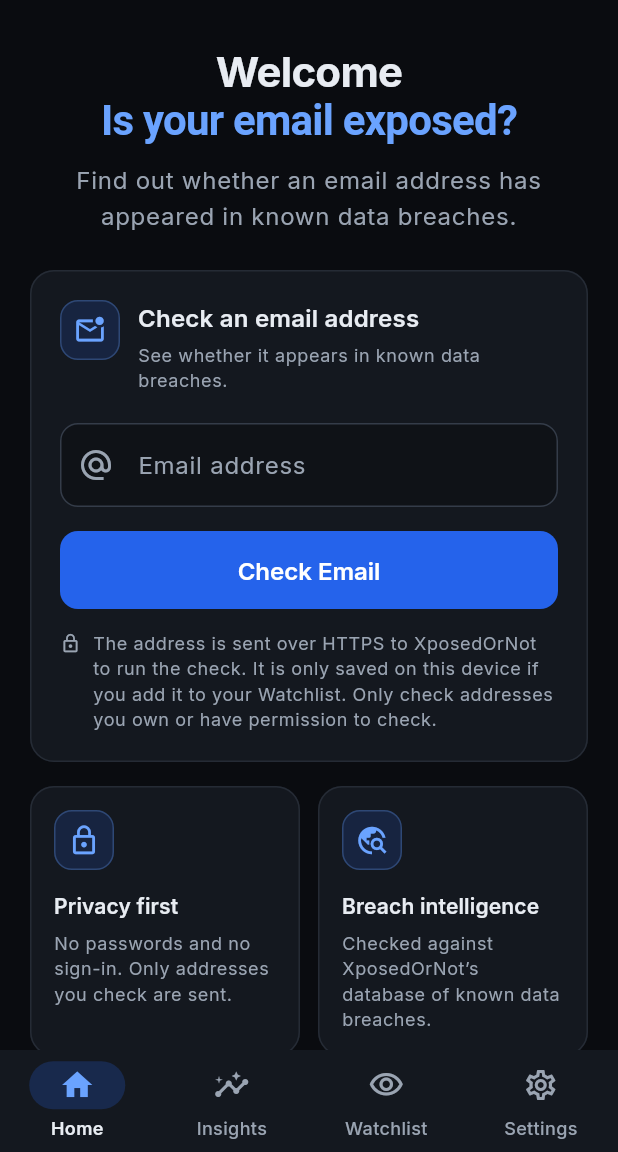
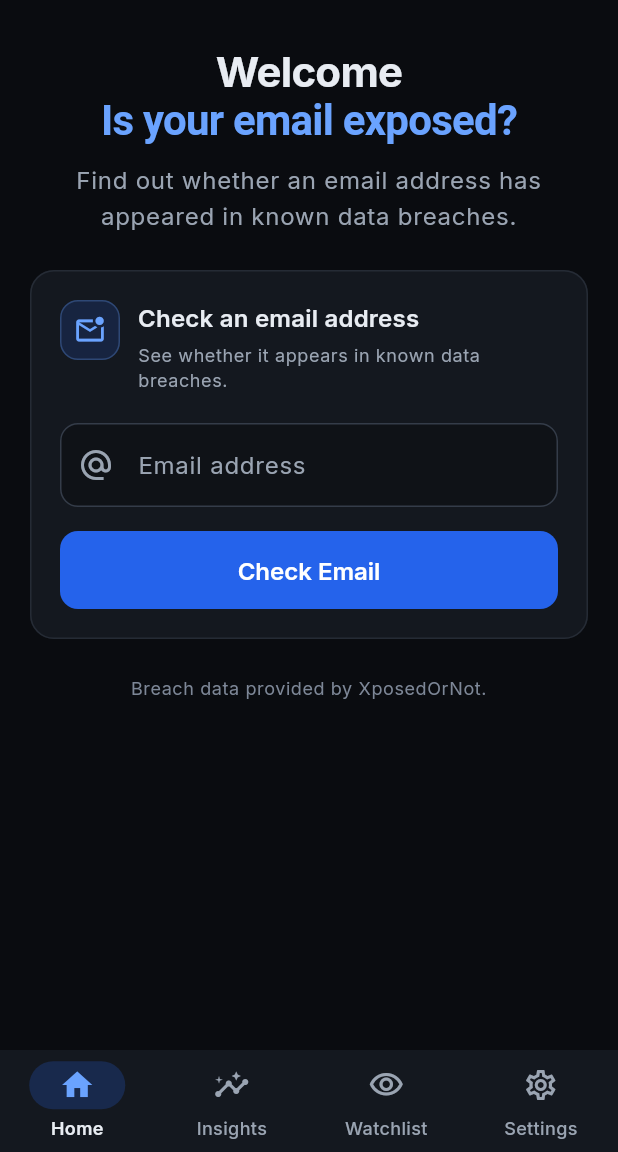
Before and after one commit to rgshadow1/Exposr, a Flutter app: the screen it shows after launch, on a phone screen of 412 x 824 dp, the part 84-1236 px from its top. Run offline on Flutter 3.47's test engine with Material 3 defaults, Android fonts, the phone set to English and light mode, and no system bars; our stand-ins replace local_auth, lottie, sensors_plus, shared_preferences.

Commit message:
Simplify Home screen: remove privacy note and feature cards

```diff
--- a/lib/screens/home_screen.dart
+++ b/lib/screens/home_screen.dart
@@ -5,10 +5,8 @@ import '../state/email_check_controller.dart';
 import '../widgets/app_header.dart';
 import '../widgets/check_results.dart';
 import '../widgets/email_check_card.dart';
-import '../widgets/feature_card.dart';
 
-/// The Home tab: header, welcome text, the email check card, its results and
-/// the feature cards.
+/// The Home tab: header, welcome text, the email check card and its results.
 ///
 /// A widget is a small description of a piece of UI, and screens are built by
 /// nesting widgets. This one is a [StatelessWidget] because it holds no data
@@ -69,8 +67,6 @@ class HomeScreen extends StatelessWidget {
                   const SizedBox(height: 24),
                   EmailCheckCard(controller: controller),
                   CheckResults(controller: controller),
-                  const SizedBox(height: 16),
-                  const _FeatureCards(),
                   const SizedBox(height: 24),
                   const _Attribution(),
                 ],
@@ -96,47 +92,3 @@ class _Attribution extends StatelessWidget {
     );
   }
 }
-
-/// The two small feature cards: side by side normally, stacked when the
-/// screen is narrow or the user has set a large text size.
-class _FeatureCards extends StatelessWidget {
-  const _FeatureCards();
-
-  @override
-  Widget build(BuildContext context) {
-    const privacy = FeatureCard(
-      icon: Icons.lock_outline,
-      title: 'Privacy first',
-      description: 'No passwords and no sign-in. Only addresses you check are sent.',
-    );
-    const intelligence = FeatureCard(
-      icon: Icons.travel_explore,
-      title: 'Breach intelligence',
-      description: 'Checked against XposedOrNot’s database of known data breaches.',
-    );
-
-    final textScale = MediaQuery.textScalerOf(context).scale(14) / 14;
-
-    return LayoutBuilder(
-      builder: (context, constraints) {
-        if (constraints.maxWidth < 340 || textScale > 1.3) {
-          return const Column(
-            crossAxisAlignment: CrossAxisAlignment.stretch,
-            children: [privacy, SizedBox(height: 12), intelligence],
-          );
-        }
-        // IntrinsicHeight makes both cards as tall as the taller one.
-        return const IntrinsicHeight(
-          child: Row(
-            crossAxisAlignment: CrossAxisAlignment.stretch,
-            children: [
-              Expanded(child: privacy),
-              SizedBox(width: 12),
-              Expanded(child: intelligence),
-            ],
-          ),
-        );
-      },
-    );
-  }
-}
--- a/lib/widgets/email_check_card.dart
+++ b/lib/widgets/email_check_card.dart
@@ -5,7 +5,7 @@ import '../state/email_check_controller.dart';
 import '../utils/email_validator.dart';
 import 'icon_badge.dart';
 
-/// The main card: an email field, a "Check Email" button and a privacy note.
+/// The main card: an email field and a "Check Email" button.
 ///
 /// It owns only what belongs to the form itself: the text being typed and
 /// whether to show validation errors yet. The lookup and its results live in
@@ -161,32 +161,6 @@ class _EmailCheckCardState extends State<EmailCheckCard> {
                           )
                         : const Text('Check Email'),
                   ),
-                  const SizedBox(height: 14),
-                  // Accurate by construction: it says where the address goes,
-                  // and what this app does (and doesn't do) with it.
-                  Row(
-                    crossAxisAlignment: CrossAxisAlignment.start,
-                    children: [
-                      const Padding(
-                        padding: EdgeInsets.only(top: 2),
-                        child: Icon(
-                          Icons.lock_outline,
-                          size: 14,
-                          color: AppColors.textSecondary,
-                        ),
-                      ),
-                      const SizedBox(width: 8),
-                      Expanded(
-                        child: Text(
-                          'The address is sent over HTTPS to XposedOrNot to run the '
-                          'check. It is only saved on this device if you add it to '
-                          'your Watchlist. Only check addresses you own or have '
-                          'permission to check.',
-                          style: textTheme.bodySmall?.copyWith(color: AppColors.textSecondary),
-                        ),
-                      ),
-                    ],
-                  ),
                 ],
               );
             },
```
Also changed, not shown: 1 other file.
